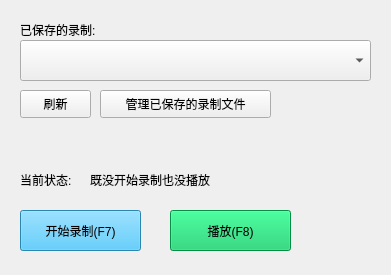
Before: the Qt Designer form mainwindow.ui in InsistonTan/KeyRecorder, drawn with Qt 5.
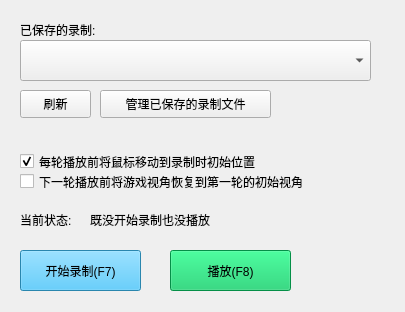
After: the same form once the commit is applied.

Commit message: [add]新增功能: 下一轮播放前将游戏视角恢复到第一轮初始视角

```diff
--- a/mainwindow.ui
+++ b/mainwindow.ui
@@ -6,8 +6,8 @@
    <rect>
     <x>0</x>
     <y>0</y>
-    <width>391</width>
-    <height>275</height>
+    <width>405</width>
+    <height>312</height>
    </rect>
   </property>
   <property name="minimumSize">
@@ -18,8 +18,8 @@
   </property>
   <property name="maximumSize">
    <size>
-    <width>391</width>
-    <height>275</height>
+    <width>100000</width>
+    <height>100000</height>
    </size>
   </property>
   <property name="windowTitle">
@@ -30,7 +30,7 @@
     <property name="geometry">
      <rect>
       <x>20</x>
-      <y>210</y>
+      <y>250</y>
       <width>121</width>
       <height>41</height>
      </rect>
@@ -46,7 +46,7 @@
     <property name="geometry">
      <rect>
       <x>170</x>
-      <y>210</y>
+      <y>250</y>
       <width>121</width>
       <height>41</height>
      </rect>
@@ -88,7 +88,7 @@
     <property name="geometry">
      <rect>
       <x>90</x>
-      <y>170</y>
+      <y>210</y>
       <width>241</width>
       <height>19</height>
      </rect>
@@ -101,7 +101,7 @@
     <property name="geometry">
      <rect>
       <x>20</x>
-      <y>170</y>
+      <y>210</y>
       <width>69</width>
       <height>19</height>
      </rect>
@@ -136,6 +136,38 @@
      <string>刷新</string>
     </property>
    </widget>
+   <widget class="QCheckBox" name="checkBox">
+    <property name="geometry">
+     <rect>
+      <x>20</x>
+      <y>150</y>
+      <width>311</width>
+      <height>23</height>
+     </rect>
+    </property>
+    <property name="text">
+     <string>每轮播放前将鼠标移动到录制时初始位置</string>
+    </property>
+    <property name="checked">
+     <bool>true</bool>
+    </property>
+   </widget>
+   <widget class="QCheckBox" name="checkBox_2">
+    <property name="geometry">
+     <rect>
+      <x>20</x>
+      <y>170</y>
+      <width>381</width>
+      <height>23</height>
+     </rect>
+    </property>
+    <property name="text">
+     <string>下一轮播放前将游戏视角恢复到第一轮的初始视角</string>
+    </property>
+    <property name="checked">
+     <bool>false</bool>
+    </property>
+   </widget>
   </widget>
  </widget>
  <resources/>
```
The commit also changes 2 other files.
